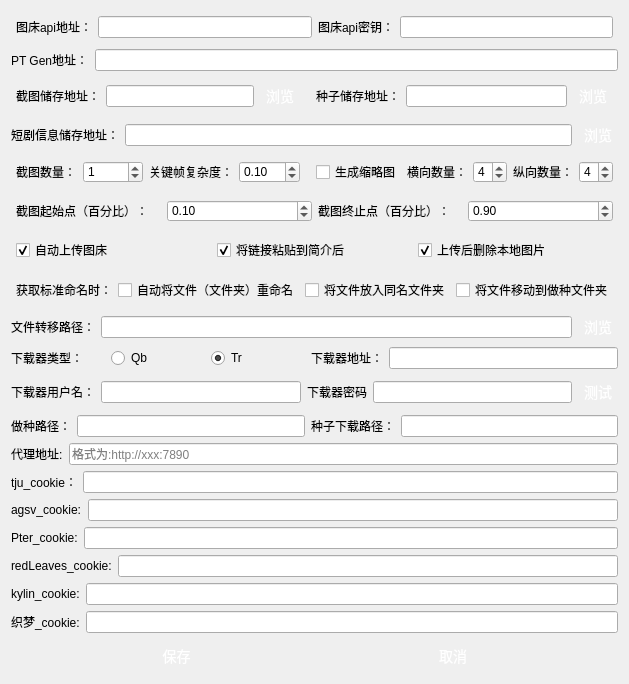
First picture: the form in ui/settings.ui, repository waidosia/ph-bjd-playlet, before the edit.
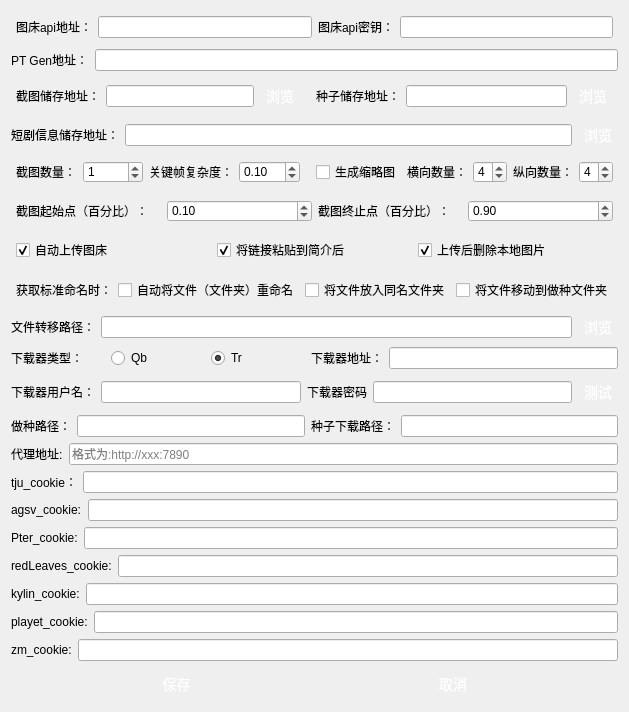
Second picture: the form after the edit.

```diff
--- a/ui/settings.ui
+++ b/ui/settings.ui
@@ -7,7 +7,7 @@
     <x>0</x>
     <y>0</y>
     <width>628</width>
-    <height>627</height>
+    <height>655</height>
    </rect>
   </property>
   <property name="windowTitle">
@@ -1393,12 +1393,26 @@
        </item>
       </layout>
      </item>
+     <item>
+      <layout class="QHBoxLayout" name="horizontalLayout_25">
+       <item>
+        <widget class="QLabel" name="label_28">
+         <property name="text">
+          <string>playet_cookie:</string>
+         </property>
+        </widget>
+       </item>
+       <item>
+        <widget class="QLineEdit" name="playetCookie"/>
+       </item>
+      </layout>
+     </item>
      <item>
       <layout class="QHBoxLayout" name="horizontalLayout_24">
        <item>
         <widget class="QLabel" name="label_27">
          <property name="text">
-          <string>织梦_cookie:</string>
+          <string>zm_cookie:</string>
          </property>
         </widget>
        </item>
```
Left out of the diff: 212 changed lines with no effect on the pictures.
